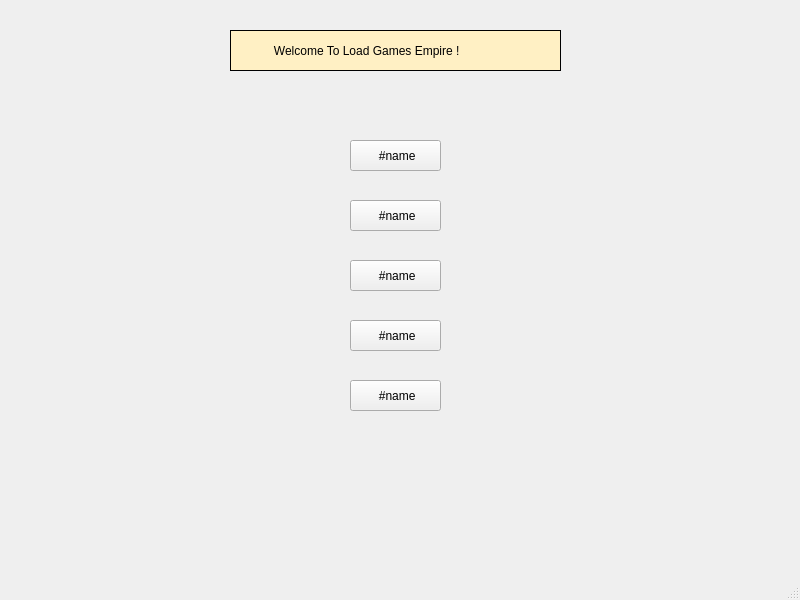
Qt form loadgames.ui (Matin0789/Condottiere-) before a commit.
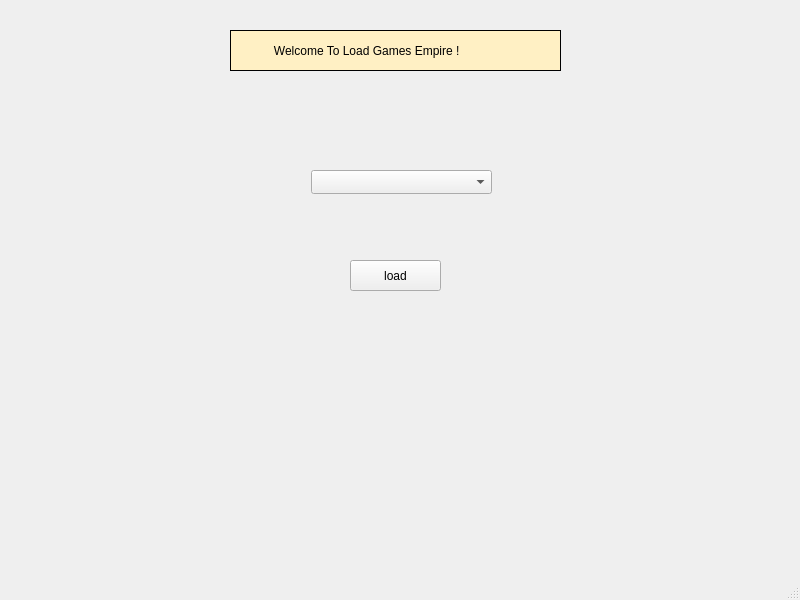
The same form after that commit. Icons and pictures are not drawn.

```diff
--- a/loadgames.ui
+++ b/loadgames.ui
@@ -14,83 +14,7 @@
    <string>MainWindow</string>
   </property>
   <widget class="QWidget" name="centralwidget">
-   <widget class="QPushButton" name="pb_L_1">
-    <property name="geometry">
-     <rect>
-      <x>350</x>
-      <y>140</y>
-      <width>91</width>
-      <height>31</height>
-     </rect>
-    </property>
-    <property name="styleSheet">
-     <string notr="true">
-QPushButton
-{
-	color : black ;
-	background-color : ;
-	font: 700 13pt &quot;Segoe Print&quot;;
-	border-image: 30px ;
-}
-
-QPushButton : Hover
-{
-	background-color :rgb(255, 240, 196) ;
-    border-radius : 40px ;
-	border-image: 10px ;
-}
-
-QPushButton : pressed
-{
-	background-color :rgb(255, 240, 196) ;
-	color : white ;
-	border-image: 10px;
-
-}</string>
-    </property>
-    <property name="text">
-     <string> #name</string>
-    </property>
-   </widget>
-   <widget class="QPushButton" name="pb_L_2">
-    <property name="geometry">
-     <rect>
-      <x>350</x>
-      <y>200</y>
-      <width>91</width>
-      <height>31</height>
-     </rect>
-    </property>
-    <property name="styleSheet">
-     <string notr="true">
-QPushButton
-{
-	color : black ;
-	background-color : ;
-	font: 700 13pt &quot;Segoe Print&quot;;
-	border-image: 30px ;
-}
-
-QPushButton : Hover
-{
-	background-color : ;
-    border-radius : 40px ;
-	border-image: 10px ;
-}
-
-QPushButton : pressed
-{
-	background-color :black ;
-	color : white ;
-	border-image: url(:/Description/Graphics/photos/blue.jpg);
-
-}</string>
-    </property>
-    <property name="text">
-     <string> #name</string>
-    </property>
-   </widget>
-   <widget class="QPushButton" name="pb_L_3">
+   <widget class="QPushButton" name="btn_load">
     <property name="geometry">
      <rect>
       <x>350</x>
@@ -125,83 +49,7 @@
 }</string>
     </property>
     <property name="text">
-     <string> #name</string>
-    </property>
-   </widget>
-   <widget class="QPushButton" name="pb_L_4">
-    <property name="geometry">
-     <rect>
-      <x>350</x>
-      <y>320</y>
-      <width>91</width>
-      <height>31</height>
-     </rect>
-    </property>
-    <property name="styleSheet">
-     <string notr="true">
-QPushButton
-{
-	color : black ;
-	background-color : ;
-	font: 700 13pt &quot;Segoe Print&quot;;
-	border-image: 30px ;
-}
-
-QPushButton : Hover
-{
-	background-color : ;
-    border-radius : 40px ;
-	border-image: 10px ;
-}
-
-QPushButton : pressed
-{
-	background-color :black ;
-	color : white ;
-	border-image: url(:/Description/Graphics/photos/blue.jpg);
-
-}</string>
-    </property>
-    <property name="text">
-     <string> #name</string>
-    </property>
-   </widget>
-   <widget class="QPushButton" name="pb_L_5">
-    <property name="geometry">
-     <rect>
-      <x>350</x>
-      <y>380</y>
-      <width>91</width>
-      <height>31</height>
-     </rect>
-    </property>
-    <property name="styleSheet">
-     <string notr="true">
-QPushButton
-{
-	color : black ;
-	background-color : ;
-	font: 700 13pt &quot;Segoe Print&quot;;
-	border-image: 30px ;
-}
-
-QPushButton : Hover
-{
-	background-color : ;
-    border-radius : 40px ;
-	border-image: 10px ;
-}
-
-QPushButton : pressed
-{
-	background-color :black ;
-	color : white ;
-	border-image: url(:/Description/Graphics/photos/blue.jpg);
-
-}</string>
-    </property>
-    <property name="text">
-     <string> #name</string>
+     <string>load</string>
     </property>
    </widget>
    <widget class="QLabel" name="lb_player_counter">
@@ -245,6 +93,21 @@
      <string/>
     </property>
    </widget>
+   <widget class="QComboBox" name="comboBox">
+    <property name="geometry">
+     <rect>
+      <x>311</x>
+      <y>170</y>
+      <width>181</width>
+      <height>24</height>
+     </rect>
+    </property>
+    <property name="styleSheet">
+     <string notr="true">border-image: url(:/Description/Graphics/photos/images (1852).jpg);
+font: 9pt &quot;Segoe Print&quot;;
+color: rgb(0, 0, 0);</string>
+    </property>
+   </widget>
    <zorder>label</zorder>
    <zorder>pb_L_1</zorder>
    <zorder>pb_L_2</zorder>
```
Left out of the diff: 7 changed lines with no effect on the pictures.
